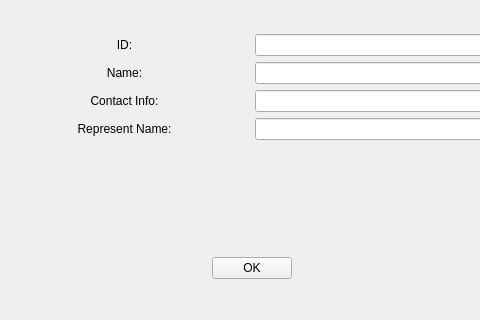
The window that customerform.ui (kia-far/QtDBS) describes before a commit, drawn with Qt 5; both pictures show x 0 to 480 and y 0 to 320 of the 718 by 519 pixel window.
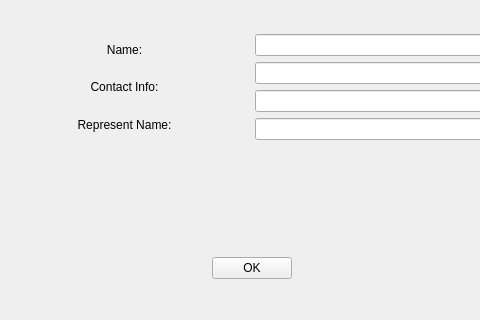
The same window after the commit.

The edit to the form file:
```diff
--- a/customerform.ui
+++ b/customerform.ui
@@ -73,7 +73,7 @@
       <property name="sizeConstraint">
        <enum>QLayout::SetNoConstraint</enum>
       </property>
-      <item row="1" column="0">
+      <item row="0" column="0">
        <widget class="QLabel" name="label_2">
         <property name="text">
          <string>Name:</string>
@@ -83,20 +83,7 @@
         </property>
        </widget>
       </item>
-      <item row="0" column="0">
-       <widget class="QLabel" name="label">
-        <property name="midLineWidth">
-         <number>1</number>
-        </property>
-        <property name="text">
-         <string>ID:</string>
-        </property>
-        <property name="alignment">
-         <set>Qt::AlignCenter</set>
-        </property>
-       </widget>
-      </item>
-      <item row="2" column="0">
+      <item row="1" column="0">
        <widget class="QLabel" name="label_3">
         <property name="text">
          <string>Contact Info:</string>
@@ -106,7 +93,7 @@
         </property>
        </widget>
       </item>
-      <item row="3" column="0">
+      <item row="2" column="0">
        <widget class="QLabel" name="label_4">
         <property name="text">
          <string>Represent Name:</string>
```
